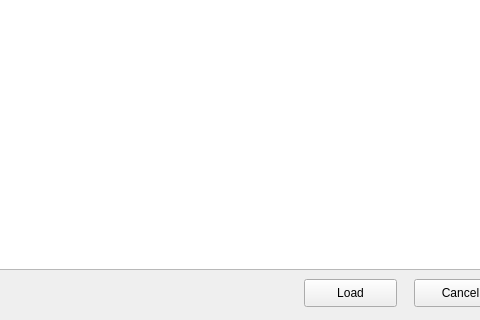
The window that Qt/InstaDam/app/imagelist.ui (Vedhus/InstaDam) describes before a commit, drawn with Qt 5; both pictures show x 266 to 746 and y 81 to 401 of the 867 by 401 pixel window.
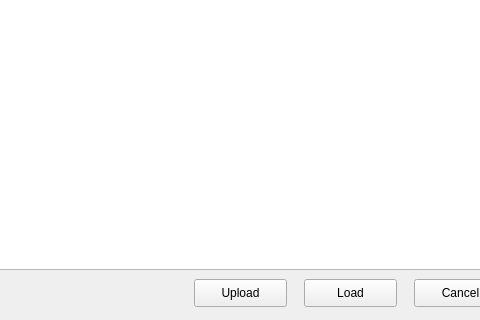
The same window after the commit.

```diff
--- a/Qt/InstaDam/app/imagelist.ui
+++ b/Qt/InstaDam/app/imagelist.ui
@@ -82,6 +82,19 @@
     <string>Load</string>
    </property>
   </widget>
+  <widget class="QPushButton" name="uploadButton">
+   <property name="geometry">
+    <rect>
+     <x>460</x>
+     <y>360</y>
+     <width>93</width>
+     <height>28</height>
+    </rect>
+   </property>
+   <property name="text">
+    <string>Upload</string>
+   </property>
+  </widget>
  </widget>
  <resources/>
  <connections/>
```
